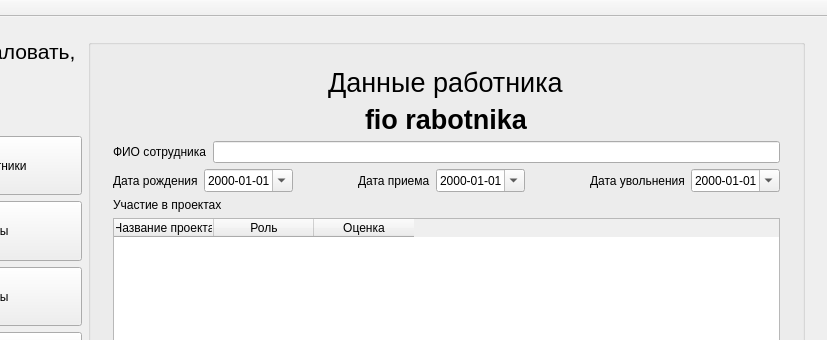
The window that salary/salary.ui (a-mihaylov/salary) describes before a commit, drawn with Qt 5; both pictures show x 135 to 962 and y 0 to 340 of the 962 by 567 pixel window.
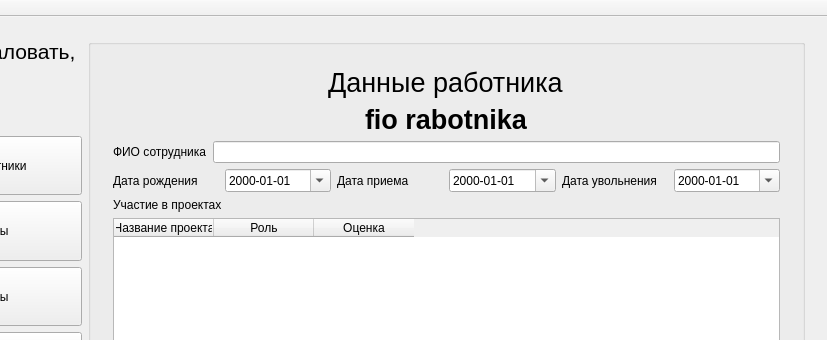
The same window after the commit. Custom widgets are drawn as their Qt base class.

Commit message: Удалены спейсеры, которые кривили отображение формы работника при увольнении

The edit to the form file:
```diff
--- a/salary/salary.ui
+++ b/salary/salary.ui
@@ -321,19 +321,6 @@
                    </property>
                   </widget>
                  </item>
-                 <item>
-                  <spacer name="horizontalSpacer_33">
-                   <property name="orientation">
-                    <enum>Qt::Horizontal</enum>
-                   </property>
-                   <property name="sizeHint" stdset="0">
-                    <size>
-                     <width>18</width>
-                     <height>20</height>
-                    </size>
-                   </property>
-                  </spacer>
-                 </item>
                  <item>
                   <widget class="QLabel" name="label_19">
                    <property name="text">
@@ -351,19 +338,6 @@
                    </property>
                   </widget>
                  </item>
-                 <item>
-                  <spacer name="horizontalSpacer_34">
-                   <property name="orientation">
-                    <enum>Qt::Horizontal</enum>
-                   </property>
-                   <property name="sizeHint" stdset="0">
-                    <size>
-                     <width>28</width>
-                     <height>20</height>
-                    </size>
-                   </property>
-                  </spacer>
-                 </item>
                  <item>
                   <widget class="QLabel" name="label_dismissial">
                    <property name="text">
```
The commit also changes 1 other file.
